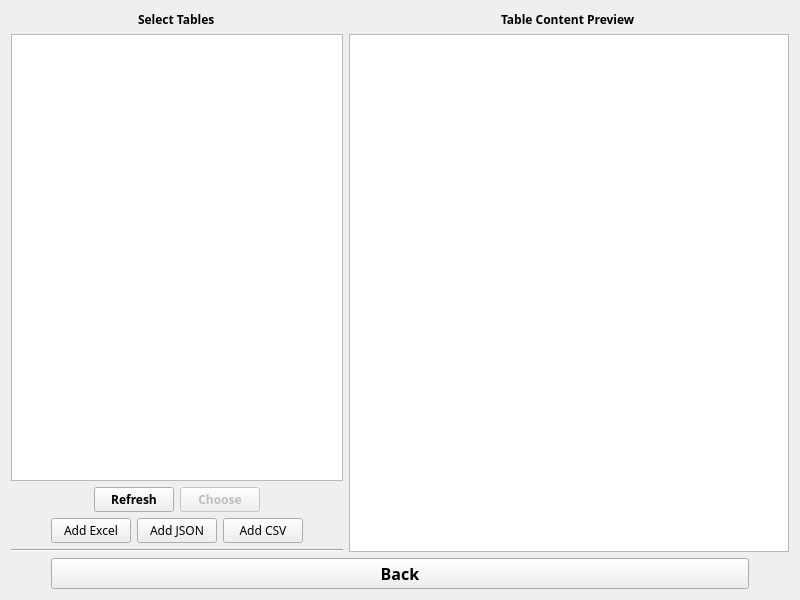
The window that views/UI_DbsTableSelect.ui (kingry1/GraduationProject-Data-Visualization-System) describes before a commit, drawn with Qt 5.
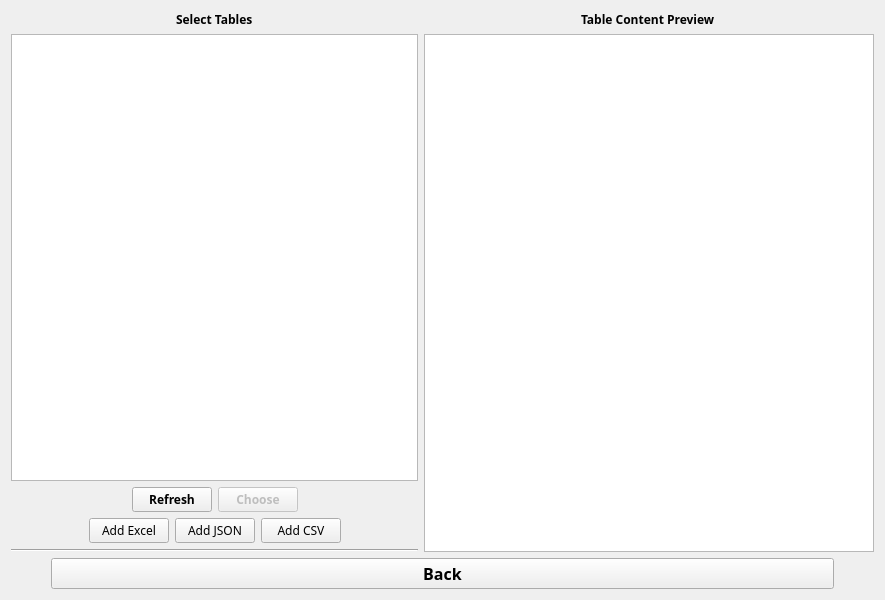
The same window after the commit. Icons and pictures are not drawn.

Commit message: Change screen 2 size

Diff of the .ui file:
```diff
--- a/views/UI_DbsTableSelect.ui
+++ b/views/UI_DbsTableSelect.ui
@@ -6,7 +6,7 @@
    <rect>
     <x>0</x>
     <y>0</y>
-    <width>800</width>
+    <width>885</width>
     <height>600</height>
    </rect>
   </property>
@@ -40,6 +40,18 @@
          </item>
          <item>
           <widget class="QListWidget" name="tableNamesWidget">
+           <property name="sizePolicy">
+            <sizepolicy hsizetype="Fixed" vsizetype="Expanding">
+             <horstretch>0</horstretch>
+             <verstretch>0</verstretch>
+            </sizepolicy>
+           </property>
+           <property name="minimumSize">
+            <size>
+             <width>407</width>
+             <height>0</height>
+            </size>
+           </property>
            <property name="dragEnabled">
             <bool>true</bool>
            </property>
```
The commit also changes 1 other file.
